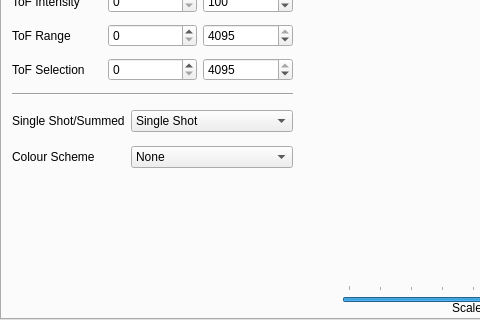
Before: the Qt Designer form image.ui in jrjfeath/PyMMS, drawn with Qt 5; both pictures show x 0 to 480 and y 580 to 900 of the 820 by 900 pixel window.
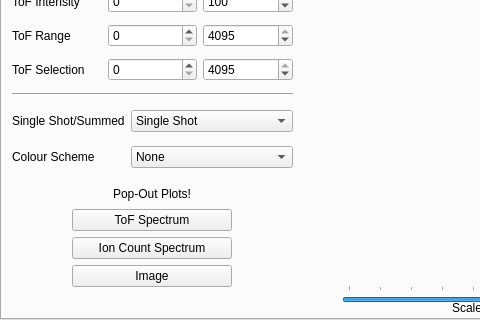
After: the same form once the commit is applied. Custom widgets are drawn as their Qt base class.

Commit message: Added ability to pop plots out of main body.

The edit to the form file:
```diff
--- a/image.ui
+++ b/image.ui
@@ -1805,6 +1805,49 @@
        <number>10</number>
       </property>
      </widget>
+     <widget class="QWidget" name="verticalLayoutWidget">
+      <property name="geometry">
+       <rect>
+        <x>70</x>
+        <y>720</y>
+        <width>160</width>
+        <height>102</height>
+       </rect>
+      </property>
+      <layout class="QVBoxLayout" name="verticalLayout">
+       <item>
+        <widget class="QLabel" name="label_35">
+         <property name="text">
+          <string>Pop-Out Plots!</string>
+         </property>
+         <property name="alignment">
+          <set>Qt::AlignCenter</set>
+         </property>
+        </widget>
+       </item>
+       <item>
+        <widget class="QPushButton" name="_pop_tof">
+         <property name="text">
+          <string>ToF Spectrum</string>
+         </property>
+        </widget>
+       </item>
+       <item>
+        <widget class="QPushButton" name="_pop_ion_count">
+         <property name="text">
+          <string>Ion Count Spectrum</string>
+         </property>
+        </widget>
+       </item>
+       <item>
+        <widget class="QPushButton" name="_pop_image">
+         <property name="text">
+          <string>Image</string>
+         </property>
+        </widget>
+       </item>
+      </layout>
+     </widget>
     </widget>
     <widget class="QWidget" name="_tab_2">
      <attribute name="title">
```
The commit also changes 3 other files.
